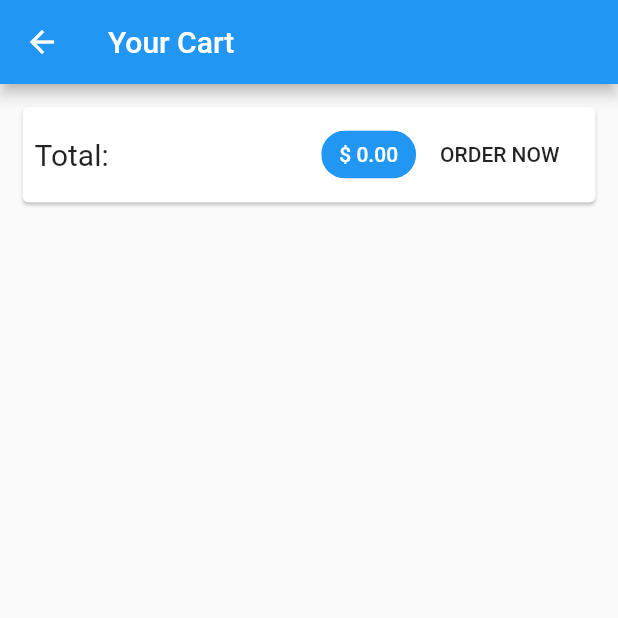
After one commit to MdRahmatUllah/flutter-shop-app, a Flutter app: the CartScreen screen opened by its route, on a phone screen of 412 x 824 dp, the top half of it. The commit adds this screen. Run offline on Flutter 3.47's test engine with Material 2 defaults, Android fonts, the phone set to English and light mode, and no system bars; network calls fail.

Commit message:
added cart screen

```diff
--- a/lib/main.dart
+++ b/lib/main.dart
@@ -1,4 +1,5 @@
 import 'package:flutter/material.dart';
+import 'package:shop_app/screens/cart_screen.dart';
 import './screens/product_overview_screen.dart';
 import 'providers/cart.dart';
 import 'screens/product_detail_screen.dart';
@@ -35,6 +36,7 @@ class MyApp extends StatelessWidget {
         home: ProductOverviewScreen(),
         routes: {
           ProductDetailScreen.routeName: (ctx) => const ProductDetailScreen(),
+          CartScreen.routeName: (ctx) => const CartScreen(),
         },
       ),
     );
--- a/lib/providers/cart.dart
+++ b/lib/providers/cart.dart
@@ -32,6 +32,12 @@ class Cart with ChangeNotifier {
     return _items.containsKey(productId) ? _items[productId]!.quantity : 0;
   }
 
+  double get totalPrice {
+    return _items.values.fold(0, (sum, item) {
+      return sum + (item.quantity * item.price);
+    });
+  }
+
   void addItem(
     String productId,
     String title,
--- /dev/null
+++ b/lib/screens/cart_screen.dart
@@ -0,0 +1,49 @@
+import 'package:flutter/material.dart';
+import 'package:provider/provider.dart';
+import 'package:shop_app/providers/cart.dart';
+
+class CartScreen extends StatelessWidget {
+  const CartScreen({Key? key}) : super(key: key);
+  static const routeName = '/cart';
+
+  @override
+  Widget build(BuildContext context) {
+    final cartProduct = Provider.of<Cart>(context);
+    return Scaffold(
+      appBar: AppBar(
+        title: Text('Your Cart'),
+      ),
+      body: Column(
+        children: [
+          Card(
+            margin: EdgeInsets.all(15),
+            child: Padding(
+              padding: EdgeInsets.all(8),
+              child: Row(
+                mainAxisAlignment: MainAxisAlignment.spaceBetween,
+                children: [
+                  Text(
+                    'Total:',
+                    style: TextStyle(fontSize: 20),
+                  ),
+                  Spacer(),
+                  Chip(
+                    backgroundColor: Theme.of(context).primaryColor,
+                    label: Text(
+                      '\$ ${cartProduct.totalPrice.toStringAsFixed(2)}',
+                      style: TextStyle(color: Colors.white),
+                    ),
+                  ),
+                  FlatButton(
+                    child: Text('ORDER NOW'),
+                    onPressed: () {},
+                  ),
+                ],
+              ),
+            ),
+          ),
+        ],
+      ),
+    );
+  }
+}
--- a/lib/screens/product_overview_screen.dart
+++ b/lib/screens/product_overview_screen.dart
@@ -66,7 +66,9 @@ class _ProductOverviewScreenState extends State<ProductOverviewScreen> {
             builder: (_, cart, ch) => Badge(
               child: IconButton(
                 icon: Icon(Icons.shopping_cart),
-                onPressed: () {},
+                onPressed: () {
+                  Navigator.of(context).pushNamed('/cart');
+                },
               ),
               value: cart.itemCount.toString(),
             ),
```
